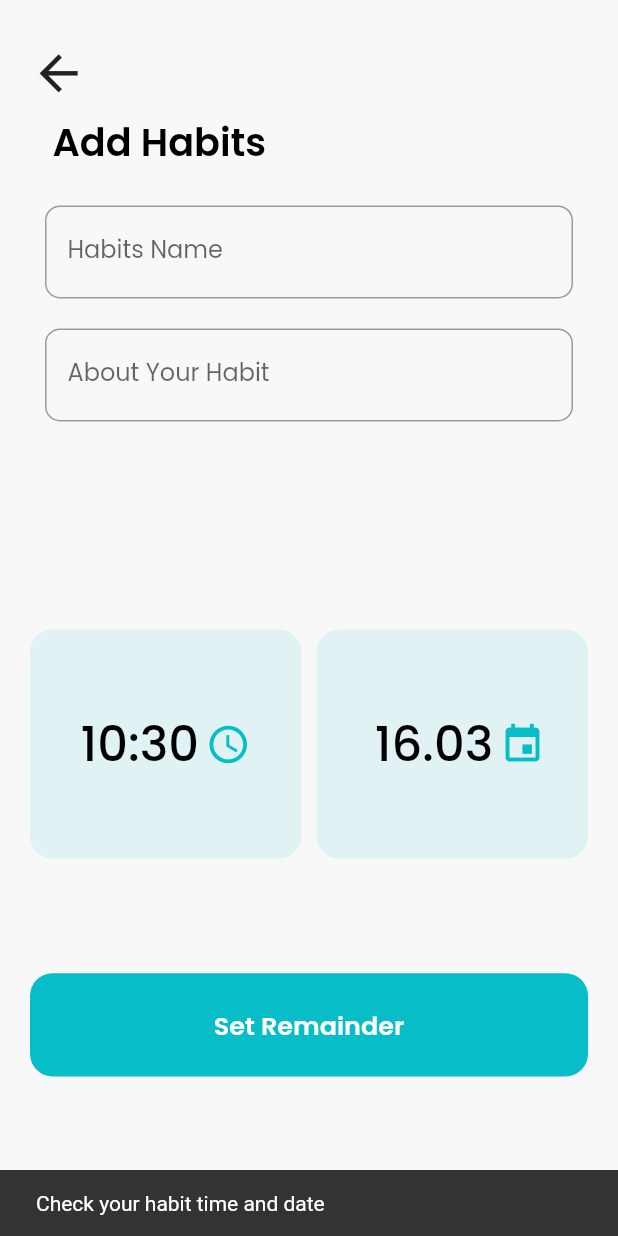
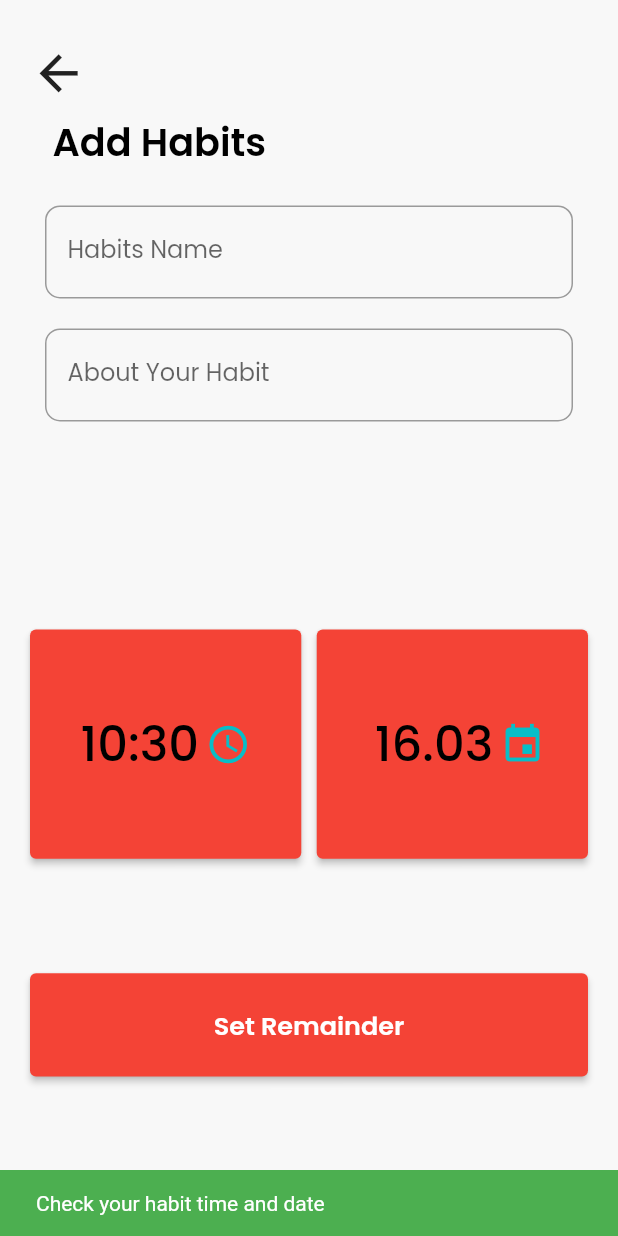
Before and after one commit to SHAMOL-KUMAR-DAS/Habits_Alarming, a Flutter app: the AddNewHabit screen opened directly, after a tap on "Set Remainder", on a phone screen of 412 x 824 dp. Run offline on Flutter 3.47's test engine with Material 2 defaults, Android fonts, the phone set to English and light mode, and no system bars; our stand-ins replace animated_text_kit, auto_size_text, flutter_local_notifications, splashscreen, sqflite, timezone; missing offline and left inert: animated_widgets; accounts and stored records are empty.

Commit message:
migration to updated version, fix minor bugs

```diff
--- a/lib/add_new_habit.dart
+++ b/lib/add_new_habit.dart
@@ -79,7 +79,7 @@ class _AddNewHabitState extends State<AddNewHabit> {
                   "Add Habits",
                   style: Theme.of(context)
                       .textTheme
-                          .headline3
+                      .displaySmall
                       .copyWith(color: Colors.black),
                 )),
               ),
@@ -90,12 +90,8 @@ class _AddNewHabitState extends State<AddNewHabit> {
                 height: deviceHeight * 0.37,
                 child: Padding(
                     padding: const EdgeInsets.symmetric(horizontal: 10.0),
-                    child: FormFields(
-                        selectWeight,
-                        popUpMenuItemChanged,
-                        sliderChanged,
-                        nameController,
-                        amountController)),
+                    child: FormFields(selectWeight, popUpMenuItemChanged,
+                        sliderChanged, nameController, amountController)),
               ),
               Container(
                 width: double.infinity,
@@ -118,7 +114,9 @@ class _AddNewHabitState extends State<AddNewHabit> {
                                     color: Colors.black,
                                     fontWeight: FontWeight.w500),
                               ),
-                              SizedBox(width: MediaQuery.of(context).size.width*0.011),
+                              SizedBox(
+                                  width: MediaQuery.of(context).size.width *
+                                      0.011),
                               Icon(
                                 Icons.access_time,
                                 size: 30,
@@ -130,7 +128,9 @@ class _AddNewHabitState extends State<AddNewHabit> {
                         ),
                       ),
                     ),
-                    SizedBox(width: MediaQuery.of(context).size.width*0.025,),
+                    SizedBox(
+                      width: MediaQuery.of(context).size.width * 0.025,
+                    ),
                     Expanded(
                       child: Container(
                         height: double.infinity,
@@ -147,7 +147,9 @@ class _AddNewHabitState extends State<AddNewHabit> {
                                     color: Colors.black,
                                     fontWeight: FontWeight.w500),
                               ),
-                              SizedBox(width: MediaQuery.of(context).size.width*0.011),
+                              SizedBox(
+                                  width: MediaQuery.of(context).size.width *
+                                      0.011),
                               Icon(
                                 Icons.event,
                                 size: 30,
@@ -162,7 +164,9 @@ class _AddNewHabitState extends State<AddNewHabit> {
                   ],
                 ),
               ),
-              SizedBox(height: deviceHeight*0.1,),//Spacer(),
+              SizedBox(
+                height: deviceHeight * 0.1,
+              ), //Spacer(),
               Container(
                 height: deviceHeight * 0.09,
                 width: double.infinity,
@@ -193,7 +197,6 @@ class _AddNewHabitState extends State<AddNewHabit> {
   void popUpMenuItemChanged(String value) =>
       setState(() => this.selectWeight = value);
 
-
   Future<void> openTimePicker() async {
     await showTimePicker(
             context: context,
@@ -211,7 +214,6 @@ class _AddNewHabitState extends State<AddNewHabit> {
       print(newDate.minute);
     });
   }
-
 
   Future<void> openDatePicker() async {
     await showDatePicker(
@@ -233,12 +235,11 @@ class _AddNewHabitState extends State<AddNewHabit> {
     });
   }
 
-
   Future saveHabit() async {
     if (setDate.millisecondsSinceEpoch <=
         DateTime.now().millisecondsSinceEpoch) {
       snackbar.showSnack(
-          "Check your habit time and date", _scaffoldKey, null);
+          context, "Check your habit time and date", _scaffoldKey, null);
     } else {
       Habit habit = Habit(
           description: amountController.text,
@@ -250,21 +251,21 @@ class _AddNewHabitState extends State<AddNewHabit> {
         dynamic result =
             await _repository.insertData("Habits", habit.habitToMap());
         if (result == null) {
-          snackbar.showSnack("Something went wrong", _scaffoldKey, null);
+          snackbar.showSnack(
+              context, "Something went wrong", _scaffoldKey, null);
           return;
         } else {
           //set the notification schedule
           tz.initializeTimeZones();
           tz.setLocalLocation(tz.getLocation('Europe/Warsaw'));
-          await _notifications.showNotification(habit.name, habit.description, time,
-              habit.notifyId,
-              flutterLocalNotificationsPlugin);
+          await _notifications.showNotification(habit.name, habit.description,
+              time, habit.notifyId, flutterLocalNotificationsPlugin);
           setDate = setDate.add(Duration(milliseconds: 604800000));
           habit.time = setDate.millisecondsSinceEpoch;
           habit.notifyId = Random().nextInt(10000000);
         }
       }
-      snackbar.showSnack("Saved", _scaffoldKey, null);
+      snackbar.showSnack(context, "Saved", _scaffoldKey, null);
       Navigator.pop(context);
     }
   }
--- a/lib/platform_flat_button.dart
+++ b/lib/platform_flat_button.dart
@@ -19,12 +19,12 @@ class PlatformFlatButton extends StatelessWidget {
       onPressed: this.handler,
       borderRadius: BorderRadius.circular(15.0),
     )
-        : FlatButton(
-      color: this.color,
+        : ElevatedButton(
+      // color: this.color,
       child: this.buttonChild,
       onPressed: this.handler,
-      shape: RoundedRectangleBorder(
-          borderRadius: BorderRadius.circular(15.0)),
+      // shape: RoundedRectangleBorder(
+      //     borderRadius: BorderRadius.circular(15.0)),
     );
   }
 }
--- a/lib/snack_bar.dart
+++ b/lib/snack_bar.dart
@@ -1,16 +1,40 @@
 import 'package:flutter/material.dart';
 
 class Snackbar {
-  void showSnack(String message, GlobalKey<ScaffoldState> _scaffoldKey,
-      Function undo) =>
-      _scaffoldKey.currentState.showSnackBar(
-        SnackBar(
-          content: Text(message),
-          action: undo != null ? SnackBarAction(
-            textColor: Theme.of(_scaffoldKey.currentState.context).primaryColor,
-            label: "Undo",
-            onPressed: () => undo,
-          ):null,
+  ///for snack bar
+  showSnack(BuildContext context, String message,
+      GlobalKey<ScaffoldState> _scaffoldKey, Function undo) {
+    return ScaffoldMessenger.of(context).showSnackBar(
+      SnackBar(
+        backgroundColor: Colors.green,
+        // behavior: SnackBarBehavior.floating,
+        content: Text(
+          message,
+          style: const TextStyle(
+            color: Colors.white,
+          ),
         ),
-      );
+        action: undo != null
+            ? SnackBarAction(
+                textColor:
+                    Theme.of(_scaffoldKey.currentState.context).primaryColor,
+                label: "Undo",
+                onPressed: () => undo,
+              )
+            : null,
+      ),
+    );
+  }
+  // void showSnack(String message, GlobalKey<ScaffoldState> _scaffoldKey,
+  //     Function undo) =>
+  //     _scaffoldKey.currentState.showSnackBar(
+  //       SnackBar(
+  //         content: Text(message),
+  //         action: undo != null ? SnackBarAction(
+  //           textColor: Theme.of(_scaffoldKey.currentState.context).primaryColor,
+  //           label: "Undo",
+  //           onPressed: () => undo,
+  //         ):null,
+  //       ),
+  //     );
 }
```
Also changed, not shown: lib/habit_card.dart (+4 -4 lines), pubspec.yaml (+9 -9 lines), pubspec.lock, 2 other files. Lines whose indentation alone changed are shown as unchanged.
